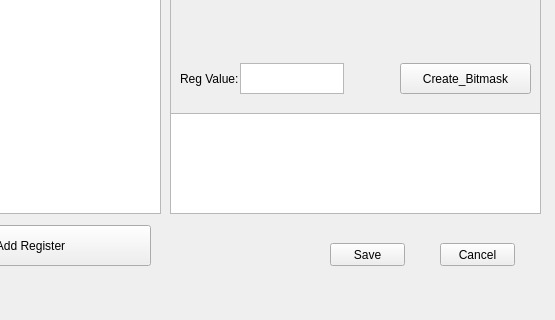
luk6xff/RaspberryPiI2cSpiDevTester, file code/uiRegisterForm.ui: the form before one commit; both pictures show x 140 to 695 and y 137 to 457 of the 695 by 457 pixel window.
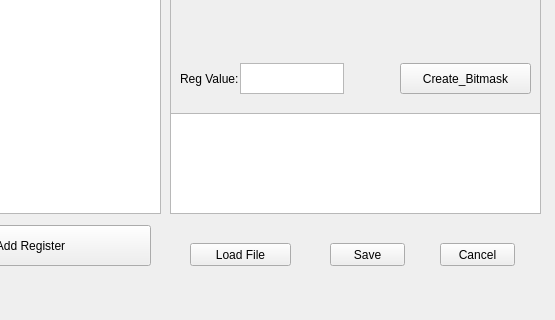
The form after the commit.

Commit message: first version of xml reader added

```diff
--- a/code/uiRegisterForm.ui
+++ b/code/uiRegisterForm.ui
@@ -314,6 +314,19 @@
     <string>Add Register</string>
    </property>
   </widget>
+  <widget class="QPushButton" name="loadFileButton">
+   <property name="geometry">
+    <rect>
+     <x>330</x>
+     <y>380</y>
+     <width>101</width>
+     <height>23</height>
+    </rect>
+   </property>
+   <property name="text">
+    <string>Load File</string>
+   </property>
+  </widget>
  </widget>
  <resources/>
  <connections/>
```
The commit also changes 2 other files.
